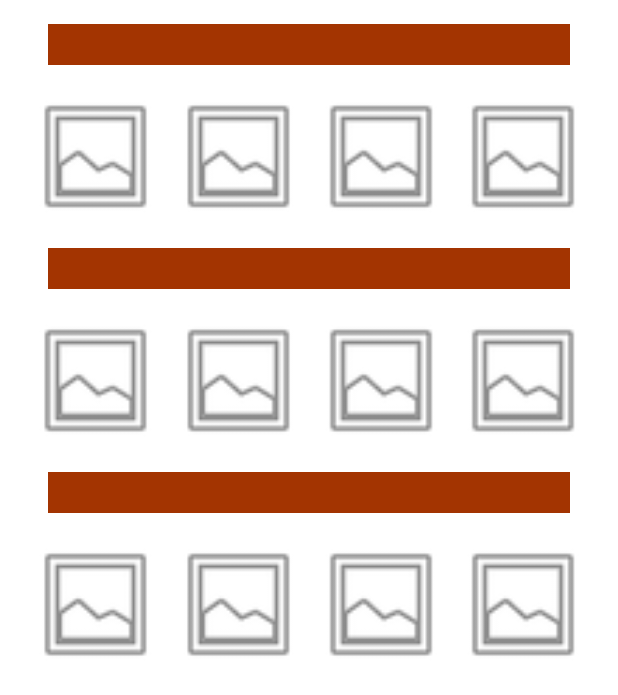
After one commit to Juan-AntonioH/FantasticBooks, an Android app: the layout fragment_genre_list.xml on its own in the app's theme, with its tools: preview values and no code run, on a phone screen of 412 x 824 dp. The commit adds this screen. Shown: the top 695 px of the screen. Run offline under Robolectric (Android 15) with nearby library versions, the phone set to English and light mode, and no system bars.

Commit message:
Obtener una lista de generos con 4 imagenes

```diff
--- a/app/build.gradle.kts
+++ b/app/build.gradle.kts
@@ -50,7 +50,12 @@ dependencies {
     implementation("androidx.navigation:navigation-fragment-ktx:2.7.6")
     implementation("androidx.navigation:navigation-ui-ktx:2.7.6")
     implementation(platform("com.google.firebase:firebase-bom:32.7.3"))
+    implementation("com.google.firebase:firebase-firestore")
     implementation("com.google.firebase:firebase-analytics")
+    implementation("androidx.legacy:legacy-support-v4:1.0.0")
+    implementation("androidx.recyclerview:recyclerview:1.3.2")
+    implementation("com.squareup.picasso:picasso:2.71828")
+
     testImplementation("junit:junit:4.13.2")
     androidTestImplementation("androidx.test.ext:junit:1.1.5")
     androidTestImplementation("androidx.test.espresso:espresso-core:3.5.1")
--- a/app/src/main/AndroidManifest.xml
+++ b/app/src/main/AndroidManifest.xml
@@ -1,9 +1,11 @@
 <?xml version="1.0" encoding="utf-8"?>
 <manifest xmlns:android="http://schemas.android.com/apk/res/android"
     xmlns:tools="http://schemas.android.com/tools">
-
+    <uses-permission android:name="android.permission.ACCESS_NETWORK_STATE" />
+    <uses-permission android:name="android.permission.INTERNET"/>
     <application
         android:allowBackup="true"
+        android:enableOnBackInvokedCallback="true"
         android:dataExtractionRules="@xml/data_extraction_rules"
         android:fullBackupContent="@xml/backup_rules"
         android:icon="@mipmap/ic_launcher"
--- a/app/src/main/java/com/juanhegi/fantasticbooks/MainActivity.kt
+++ b/app/src/main/java/com/juanhegi/fantasticbooks/MainActivity.kt
@@ -11,6 +11,8 @@ import androidx.navigation.ui.setupActionBarWithNavController
 import androidx.navigation.ui.setupWithNavController
 import androidx.drawerlayout.widget.DrawerLayout
 import androidx.appcompat.app.AppCompatActivity
+import com.google.firebase.Firebase
+import com.google.firebase.firestore.firestore
 import com.juanhegi.fantasticbooks.databinding.ActivityMainBinding
 
 class MainActivity : AppCompatActivity() {
@@ -37,7 +39,7 @@ class MainActivity : AppCompatActivity() {
         // menu should be considered as top level destinations.
         appBarConfiguration = AppBarConfiguration(
             setOf(
-                R.id.nav_home, R.id.nav_gallery, R.id.nav_slideshow
+                R.id.nav_home, R.id.nav_gallery, R.id.nav_slideshow, R.id.nav_genre
             ), drawerLayout
         )
         setupActionBarWithNavController(navController, appBarConfiguration)
--- a/app/src/main/res/layout/fragment_gallery.xml
+++ b/app/src/main/res/layout/fragment_gallery.xml
@@ -15,7 +15,6 @@
         android:layout_marginEnd="8dp"
         android:textAlignment="center"
         android:textSize="20sp"
-        app:layout_constraintBottom_toBottomOf="parent"
         app:layout_constraintEnd_toEndOf="parent"
         app:layout_constraintStart_toStartOf="parent"
         app:layout_constraintTop_toTopOf="parent" />
--- /dev/null
+++ b/app/src/main/res/layout/fragment_genre.xml
@@ -0,0 +1,55 @@
+<?xml version="1.0" encoding="utf-8"?>
+<LinearLayout xmlns:android="http://schemas.android.com/apk/res/android"
+    xmlns:app="http://schemas.android.com/apk/res-auto"
+    android:layout_width="match_parent"
+    android:layout_height="wrap_content"
+    android:orientation="vertical">
+
+    <TextView
+        android:id="@+id/genero"
+        android:layout_width="match_parent"
+        android:layout_height="wrap_content"
+        android:layout_margin="@dimen/text_margin"
+        android:background="#A33401"
+        android:textAlignment="center"
+        android:textAppearance="?attr/textAppearanceListItem"
+        android:textColor="#FFFFFF"
+        android:textSize="20sp"
+        android:textStyle="bold|italic" />
+
+    <LinearLayout
+        android:layout_width="match_parent"
+        android:layout_height="90dp"
+        android:orientation="horizontal">
+
+        <ImageView
+            android:id="@+id/portada1"
+            android:layout_width="match_parent"
+            android:layout_height="match_parent"
+            android:layout_weight="1"
+            app:srcCompat="@android:drawable/ic_menu_gallery" />
+
+        <ImageView
+            android:id="@+id/portada2"
+            android:layout_width="match_parent"
+            android:layout_height="match_parent"
+            android:layout_weight="1"
+            app:srcCompat="@android:drawable/ic_menu_gallery" />
+
+        <ImageView
+            android:id="@+id/portada3"
+            android:layout_width="match_parent"
+            android:layout_height="match_parent"
+            android:layout_weight="1"
+            app:srcCompat="@android:drawable/ic_menu_gallery" />
+
+        <ImageView
+            android:id="@+id/portada4"
+            android:layout_width="match_parent"
+            android:layout_height="match_parent"
+            android:layout_weight="1"
+            app:srcCompat="@android:drawable/ic_menu_gallery" />
+
+    </LinearLayout>
+
+</LinearLayout>
--- /dev/null
+++ b/app/src/main/res/layout/fragment_genre_list.xml
@@ -0,0 +1,13 @@
+<?xml version="1.0" encoding="utf-8"?>
+<androidx.recyclerview.widget.RecyclerView xmlns:android="http://schemas.android.com/apk/res/android"
+    xmlns:app="http://schemas.android.com/apk/res-auto"
+    xmlns:tools="http://schemas.android.com/tools"
+    android:id="@+id/list"
+    android:name="com.juanhegi.fantasticbooks.GenreFragment"
+    android:layout_width="match_parent"
+    android:layout_height="match_parent"
+    android:layout_marginLeft="16dp"
+    android:layout_marginRight="16dp"
+    app:layoutManager="LinearLayoutManager"
+    tools:context=".ui.genre.GenreFragment"
+    tools:listitem="@layout/fragment_genre" />
--- a/app/src/main/res/values/dimens.xml
+++ b/app/src/main/res/values/dimens.xml
@@ -5,4 +5,5 @@
     <dimen name="nav_header_vertical_spacing">8dp</dimen>
     <dimen name="nav_header_height">176dp</dimen>
     <dimen name="fab_margin">16dp</dimen>
+    <dimen name="text_margin">16dp</dimen>
 </resources>
```
Also changed, not shown: app/src/main/java/com/juanhegi/fantasticbooks/ui/books/BookItem.kt (added, +19 -0 lines), app/src/main/java/com/juanhegi/fantasticbooks/ui/genre/GenreFragment.kt (added, +68 -0 lines), app/src/main/java/com/juanhegi/fantasticbooks/ui/genre/GenreItem.kt (added, +10 -0 lines), app/src/main/java/com/juanhegi/fantasticbooks/ui/genre/MyGenreRecyclerViewAdapter.kt (added, +60 -0 lines), app/src/main/java/com/juanhegi/fantasticbooks/ui/service/FirebaseService.kt (added, +33 -0 lines), app/src/main/res/menu/activity_main_drawer.xml (+7 -1 lines), app/src/main/res/navigation/mobile_navigation.xml (+6 -1 lines).
